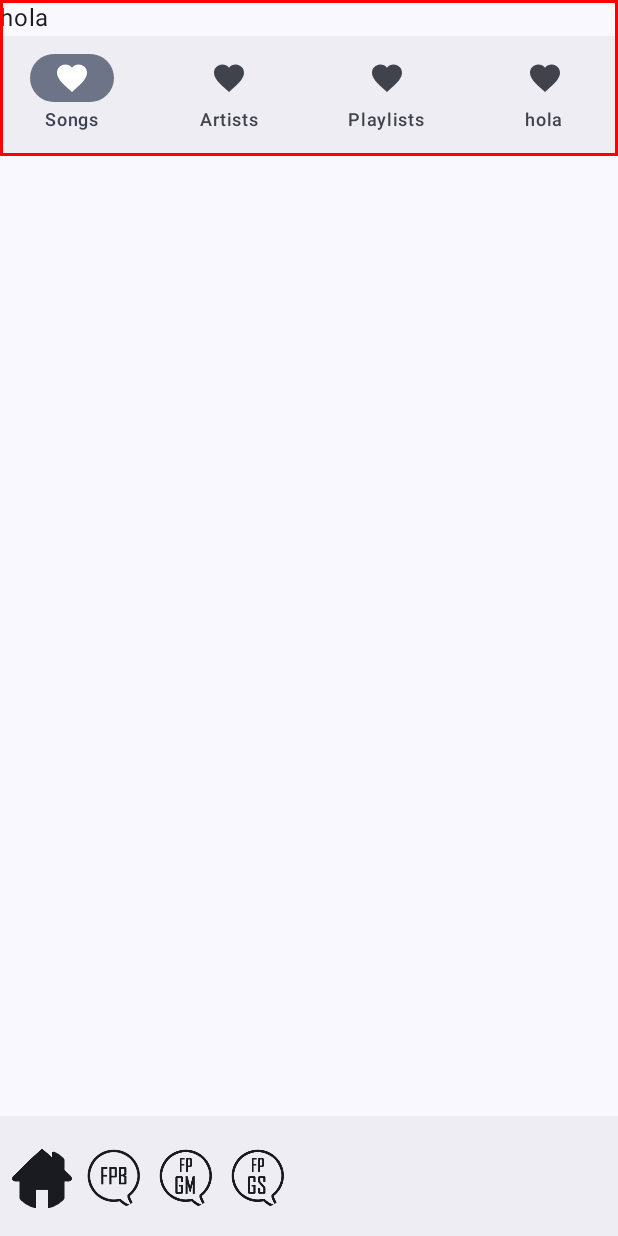
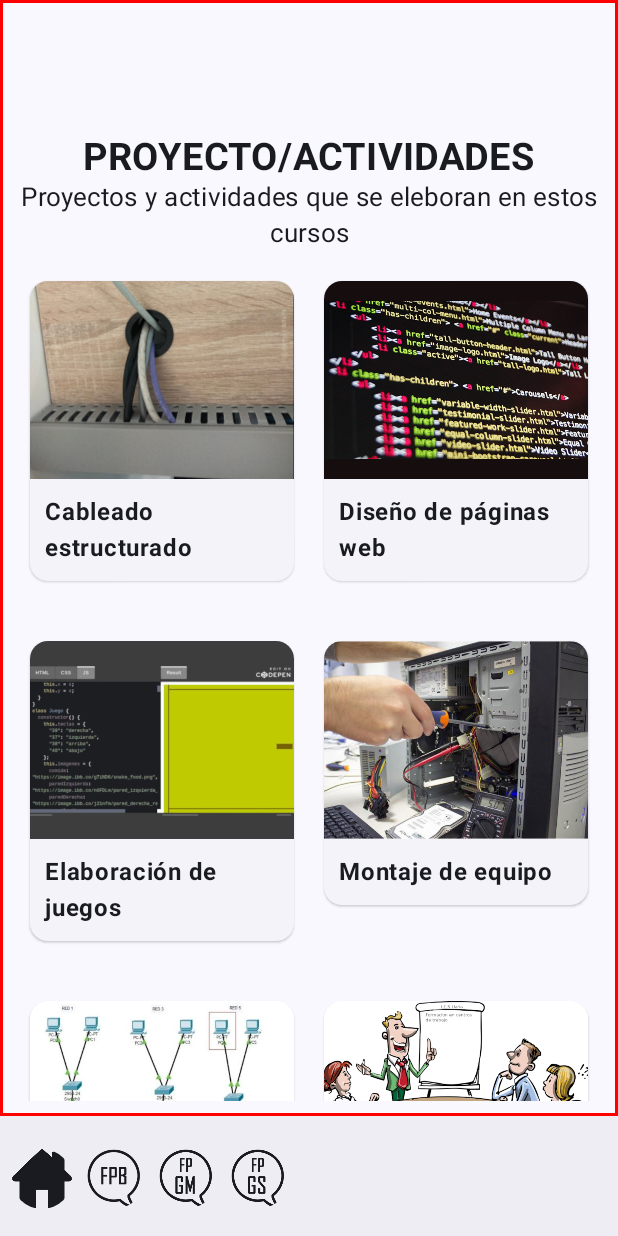
Before and after one commit to Ubayfl4/Instituto-Haria-planeate, an Android app built with Jetpack Compose: the screen it shows after launch (MainActivity), on a phone screen of 412 x 824 dp. Run offline under Robolectric (Android 15) with nearby library versions, the phone set to English and light mode, and no system bars; 1 statement that could not run was skipped.

```diff
--- a/app/build.gradle.kts
+++ b/app/build.gradle.kts
@@ -59,6 +59,7 @@ dependencies {
     implementation("androidx.compose.ui:ui-graphics")
     implementation("androidx.compose.ui:ui-tooling-preview")
     implementation("androidx.compose.material3:material3")
+    implementation("androidx.compose.material3:material3:1.2.0-rc01")
     testImplementation("junit:junit:4.13.2")
     androidTestImplementation("androidx.test.ext:junit:1.1.5")
     androidTestImplementation("androidx.test.espresso:espresso-core:3.5.1")
--- a/app/src/main/java/com/example/institutoharia/MainActivity.kt
+++ b/app/src/main/java/com/example/institutoharia/MainActivity.kt
@@ -6,38 +6,52 @@ import androidx.activity.compose.setContent
 import androidx.compose.foundation.BorderStroke
 import androidx.compose.foundation.Image
 import androidx.compose.foundation.border
+import androidx.compose.foundation.clickable
 import androidx.compose.foundation.layout.Arrangement
 import androidx.compose.foundation.layout.Column
 import androidx.compose.foundation.layout.PaddingValues
+import androidx.compose.foundation.layout.Row
 import androidx.compose.foundation.layout.fillMaxSize
 import androidx.compose.foundation.layout.fillMaxWidth
 import androidx.compose.foundation.layout.padding
+import androidx.compose.foundation.rememberScrollState
 import androidx.compose.foundation.shape.CircleShape
 import androidx.compose.foundation.verticalScroll
 import androidx.compose.material.icons.Icons
 import androidx.compose.material.icons.filled.Check
 import androidx.compose.material.icons.filled.Favorite
 import androidx.compose.material3.BottomAppBar
+import androidx.compose.material3.Card
+import androidx.compose.material3.ElevatedCard
+import androidx.compose.material3.ExperimentalMaterial3Api
 import androidx.compose.material3.Icon
 import androidx.compose.material3.IconButton
 import androidx.compose.material3.MaterialTheme
+import androidx.compose.material3.ModalBottomSheet
 import androidx.compose.material3.NavigationBar
 import androidx.compose.material3.NavigationBarItem
 import androidx.compose.material3.Scaffold
 import androidx.compose.material3.Surface
 import androidx.compose.material3.Text
+import androidx.compose.material3.rememberModalBottomSheetState
 import androidx.compose.runtime.Composable
 import androidx.compose.runtime.getValue
 import androidx.compose.runtime.mutableIntStateOf
+import androidx.compose.runtime.mutableStateOf
 import androidx.compose.runtime.remember
+import androidx.compose.runtime.saveable.rememberSaveable
 import androidx.compose.runtime.setValue
 import androidx.compose.ui.Alignment
 import androidx.compose.ui.Modifier
 import androidx.compose.ui.graphics.Color
 import androidx.compose.ui.layout.HorizontalAlignmentLine
 import androidx.compose.ui.res.painterResource
+import androidx.compose.ui.text.font.FontStyle
+import androidx.compose.ui.text.font.FontWeight
+import androidx.compose.ui.text.style.TextAlign
 import androidx.compose.ui.tooling.preview.Preview
 import androidx.compose.ui.unit.dp
+import androidx.compose.ui.unit.sp
 import com.example.institutoharia.ui.theme.InstitutoHariaTheme
 
 class MainActivity : ComponentActivity() {
@@ -80,26 +94,88 @@ fun BotonesAbajo(){
 
 @Composable
 fun MyApp(modifier: Modifier){
-    Column(modifier = modifier
-        .fillMaxWidth()
-        .border(BorderStroke(2.dp, Color.Red))) {
+    Column(horizontalAlignment = Alignment.CenterHorizontally,
+           modifier = modifier
+               .fillMaxSize()
+               .border(BorderStroke(2.dp, Color.Red))) {
         Contenido()
     }
 }
 
+@OptIn(ExperimentalMaterial3Api::class)
 @Composable
 fun Contenido() {
-    var selectedItem by remember { mutableIntStateOf(0) }
-    val items = listOf("Songs", "Artists", "Playlists", "hola")
-    Text(text = "hola")
-    NavigationBar() {
-        items.forEachIndexed { index, item ->
-            NavigationBarItem(
-                icon = { Icon(Icons.Filled.Favorite, contentDescription = item) },
-                label = { Text(item) },
-                selected = selectedItem == index,
-                onClick = { selectedItem = index }
-            )
+    var estadoSheets by rememberSaveable { mutableStateOf(false) }
+
+    Column(modifier = Modifier
+        .padding(top = 80.dp)
+        .padding(10.dp)
+        .verticalScroll(rememberScrollState()),
+           horizontalAlignment = Alignment.CenterHorizontally) {
+        Text(text = "PROYECTO/ACTIVIDADES", fontWeight = FontWeight.Bold, fontSize = 25.sp)
+        Text(text = "Proyectos y actividades que se eleboran en estos cursos", fontSize = 17.sp, textAlign = TextAlign.Center)
+        Row(modifier = Modifier.padding(vertical = 10.dp)) {
+            ElevatedCard (modifier = Modifier
+                .clickable {/*TODO*/ }
+                .padding(10.dp)
+                .weight(1f)){
+                Image(painter = painterResource(id = R.drawable.cable), contentDescription = "hola")
+                Text(text = "Cableado estructurado",fontWeight = FontWeight.Bold, modifier = Modifier.padding(10.dp))
+            }
+            ElevatedCard (modifier = Modifier
+                .clickable {/*TODO*/ }
+                .padding(10.dp)
+                .weight(1f)){
+                Image(painter = painterResource(id = R.drawable.codigohtml), contentDescription = "hola")
+                Text(text = "Diseño de páginas web", fontWeight = FontWeight.Bold, modifier = Modifier.padding(10.dp))
+            }
+        }
+        Row(modifier = Modifier.padding(vertical = 10.dp)) {
+            ElevatedCard (modifier = Modifier
+                .clickable { /*TODO*/}
+                .padding(10.dp)
+                .weight(1f)){
+                Image(painter = painterResource(id = R.drawable.juegofinal), contentDescription = "hola")
+                Text(text = "Elaboración de juegos",fontWeight = FontWeight.Bold, modifier = Modifier.padding(10.dp))
+            }
+            ElevatedCard (modifier = Modifier
+                .clickable {/*TODO*/ }
+                .padding(10.dp)
+                .weight(1f)){
+                Image(painter = painterResource(id = R.drawable.montajefinal), contentDescription = "hola")
+                Text(text = "Montaje de equipo", fontWeight = FontWeight.Bold, modifier = Modifier.padding(10.dp))
+            }
+        }
+        Row(modifier = Modifier.padding(vertical = 10.dp)) {
+            ElevatedCard (modifier = Modifier
+                .clickable {/*TODO*/ }
+                .padding(10.dp)
+                .weight(1f)){
+                Image(painter = painterResource(id = R.drawable.red), contentDescription = "hola")
+                Text(text = "Diseño de red",fontWeight = FontWeight.Bold, modifier = Modifier.padding(10.dp))
+            }
+            ElevatedCard (modifier = Modifier
+                .clickable { Sheets() }
+                .padding(10.dp)
+                .weight(1f)){
+                Image(painter = painterResource(id = R.drawable.fol), contentDescription = "hola")
+                Text(text = "Formación en centros de trabajo", fontWeight = FontWeight.Bold, modifier = Modifier.padding(10.dp))
+            }
+        }
+    }
+    Sheets()
+}
+
+@OptIn(ExperimentalMaterial3Api::class)
+@Composable
+fun Sheets(estadoSheets){
+
+    if (estadoSheets){
+        ModalBottomSheet(
+            onDismissRequest = { estadoSheets = false },
+
+        ) {
+
         }
     }
 }
```
Also changed, not shown: app/src/main/res/drawable/cable.png (added), app/src/main/res/drawable/codigohtml.png (added), app/src/main/res/drawable/fol.png (added), app/src/main/res/drawable/juegofinal.png (added), app/src/main/res/drawable/montajefinal.png (added), app/src/main/res/drawable/red.png (added).
